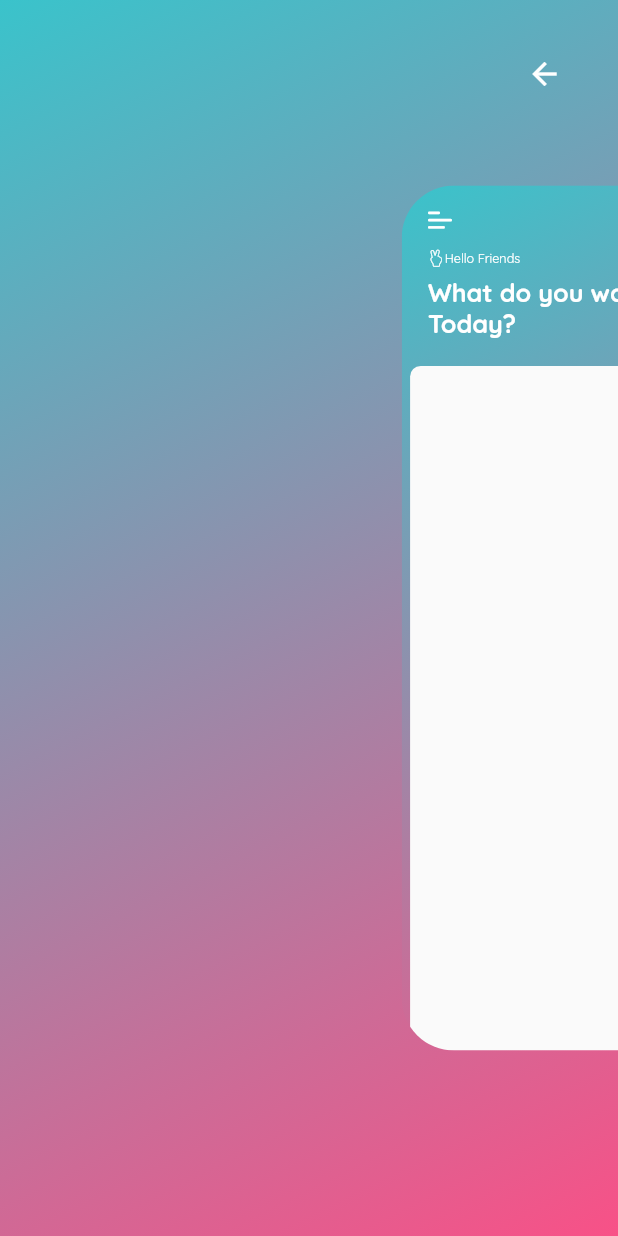
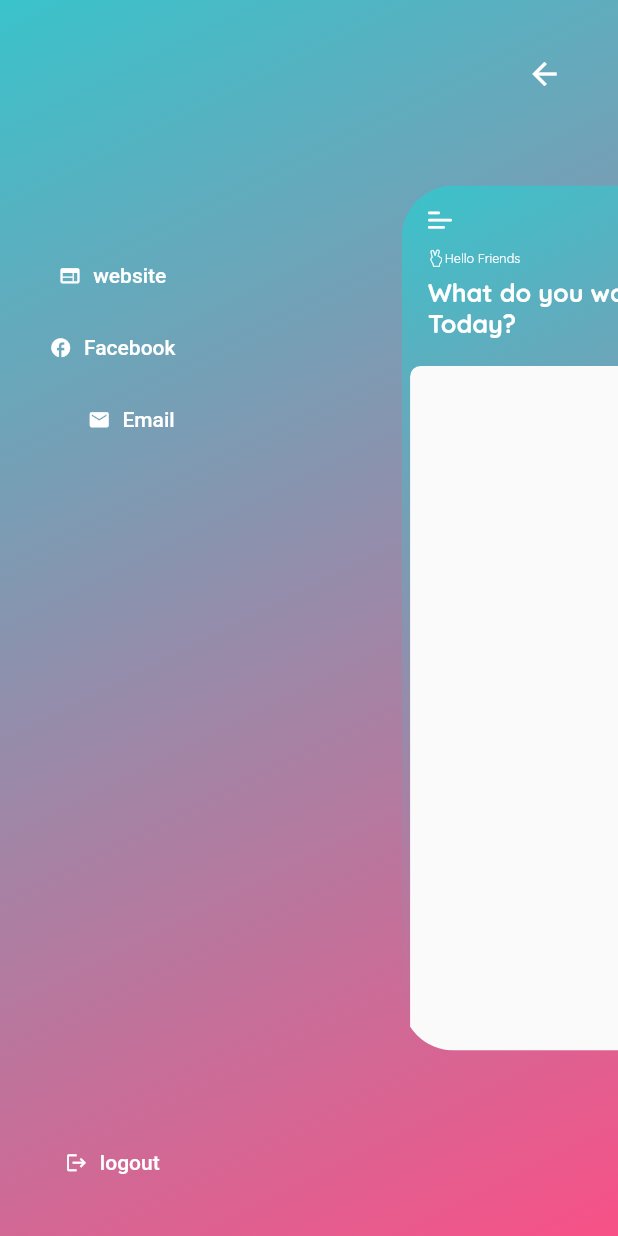
Before and after one commit to yousseffatih/Quiz_study_app, a Flutter app: the HomeScreen screen opened by its route, after a tap on an icon or button, on a phone screen of 412 x 824 dp. Run offline on Flutter 3.47's test engine with Material 2 defaults, Android fonts, the phone set to English and light mode, and no system bars; drawn by our look-alikes of flutter_zoom_drawer; our stand-ins replace cached_network_image, cloud_firestore, firebase_auth, firebase_core, firebase_storage, flutter_svg and 3 more; accounts and stored records are empty; project files that could hold a hidden picture were left out.

Commit message:
Update in menuScreen

```diff
--- a/lib/Controllers/auth_controller.dart
+++ b/lib/Controllers/auth_controller.dart
@@ -1,6 +1,7 @@
 import 'package:firebase_auth/firebase_auth.dart';
 import 'package:get/get.dart';
 import 'package:google_sign_in/google_sign_in.dart';
+import 'package:quiz_study_app/Screens/Home/home_Screen.dart';
 import 'package:quiz_study_app/Screens/Login/login_screen.dart';
 import 'package:quiz_study_app/firebase_ref/references.dart';
 
@@ -34,10 +35,14 @@
     Get.offAllNamed('/introduction');
   }
 
+  void navigatHomePage() {
+    Get.offAllNamed(HomeScreen.routeName);
+  }
+
   void showLoginAlertDialogue() {
     Get.dialog(Dialogs.quetionStartDialogue(onTap: () {
       Get.back();
-      navigatToLoginPage();
+      navigatHomePage();
     }), barrierDismissible: false);
   }
 
@@ -47,6 +52,20 @@
 
   bool isLoggedIn() {
     return auth.currentUser != null;
+  }
+
+  User? getUser() {
+    user.value = auth.currentUser;
+    return user.value;
+  }
+
+  Future<void> singOut() async {
+    try {
+      await auth.signOut();
+      navigatToLoginPage();
+    } on FirebaseAuthException catch (e) {
+      print(e);
+    }
   }
 
   singInWithGoogle() async {
@@ -62,6 +81,7 @@
         );
         await auth.signInWithCredential(credential);
         await saveUser(account);
+        navigatHomePage();
       }
     } on Exception catch (err) {
       // applogger.e(err);
--- a/lib/Controllers/question_paper/question_paper_Controller.dart
+++ b/lib/Controllers/question_paper/question_paper_Controller.dart
@@ -43,6 +43,7 @@
         Get.back();
         //Get.offNamed();
       } else {
+
         //Get.toNamed();
       }
     } else {
--- a/lib/Controllers/zoom_drawer_controller.dart
+++ b/lib/Controllers/zoom_drawer_controller.dart
@@ -1,12 +1,15 @@
+import 'package:firebase_auth/firebase_auth.dart';
 import 'package:flutter_zoom_drawer/flutter_zoom_drawer.dart';
 import 'package:get/get.dart';
+import 'package:quiz_study_app/Controllers/auth_controller.dart';
 import 'package:url_launcher/url_launcher.dart';
 
 class MyZoomDrawerController extends GetxController {
   final zoomDrawerController = ZoomDrawerController();
-
+  Rxn<User?> user = Rxn();
   @override
   void onReady() {
+    user.value = Get.find<AuthController>().getUser();
     super.onReady();
   }
 
@@ -15,11 +18,19 @@
     update();
   }
 
-  void singOut() {}
+  void singOut() {
+    Get.find<AuthController>().singOut();
+  }
 
   void singIn() {}
 
-  void website() {}
+  void website() {
+    _launch("https://www.google.com");
+  }
+
+  void facebook() {
+    _launch("https://www.facebook.com");
+  }
 
   void email() {
     final Uri emailLaunchUri = Uri(
--- a/lib/Screens/Home/home_Screen.dart
+++ b/lib/Screens/Home/home_Screen.dart
@@ -14,6 +14,8 @@
 
 class HomeScreen extends GetView<MyZoomDrawerController> {
   const HomeScreen({super.key});
+
+  static const String routeName = "/home";
 
   @override
   Widget build(BuildContext context) {
--- a/lib/Screens/Home/menu_screen.dart
+++ b/lib/Screens/Home/menu_screen.dart
@@ -32,10 +32,86 @@
                   color: Colors.white,
                   onPressed: () {
                     controller.toogleDrawer();
-                    }, //549:58
-                  ))
+                  },
+                ),
+              ),
+              Padding(
+                padding: EdgeInsets.only(
+                  right: MediaQuery.of(context).size.width * 0.3,
+                ),
+                child: Column(
+                  children: [
+                    Obx(
+                      () => controller.user.value == null
+                          ? const SizedBox()
+                          : Text(
+                              controller.user.value!.displayName ?? '',
+                              style: const TextStyle(
+                                fontWeight: FontWeight.w900,
+                                fontSize: 18,
+                                color: onSurfaceTextColor,
+                              ),
+                            ),
+                    ),
+                    const Spacer(flex: 1),
+                    DrawerButton(
+                      icon: Icons.web,
+                      label: "website",
+                      onPressed: () => controller.website(),
+                    ),
+                    DrawerButton(
+                      icon: Icons.facebook,
+                      label: "Facebook",
+                      onPressed: () => controller.facebook(),
+                    ),
+                    Padding(
+                      padding: const EdgeInsets.only(left: 25),
+                      child: DrawerButton(
+                        icon: Icons.email,
+                        label: "Email",
+                        onPressed: () => controller.email(),
+                      ),
+                    ),
+                    const Spacer(flex: 4),
+                    DrawerButton(
+                      icon: Icons.logout,
+                      label: "logout",
+                      onPressed: () => controller.singOut(),
+                    ),
                   ],
-          ))),
+                ),
+              )
+            ],
+          ),
+        ),
+      ),
     );
   }
 }
+
+class DrawerButton extends StatelessWidget {
+  const DrawerButton({
+    super.key,
+    required this.icon,
+    required this.label,
+    this.onPressed,
+  });
+
+  final IconData icon;
+  final String label;
+  final VoidCallback? onPressed;
+
+  @override
+  Widget build(BuildContext context) {
+    return TextButton.icon(
+      onPressed: onPressed,
+      icon: Icon(
+        icon,
+        size: 15,
+      ),
+      label: Text(
+        label,
+      ),
+    );
+  }
+}
```
Lines whose indentation alone changed are shown as unchanged.
